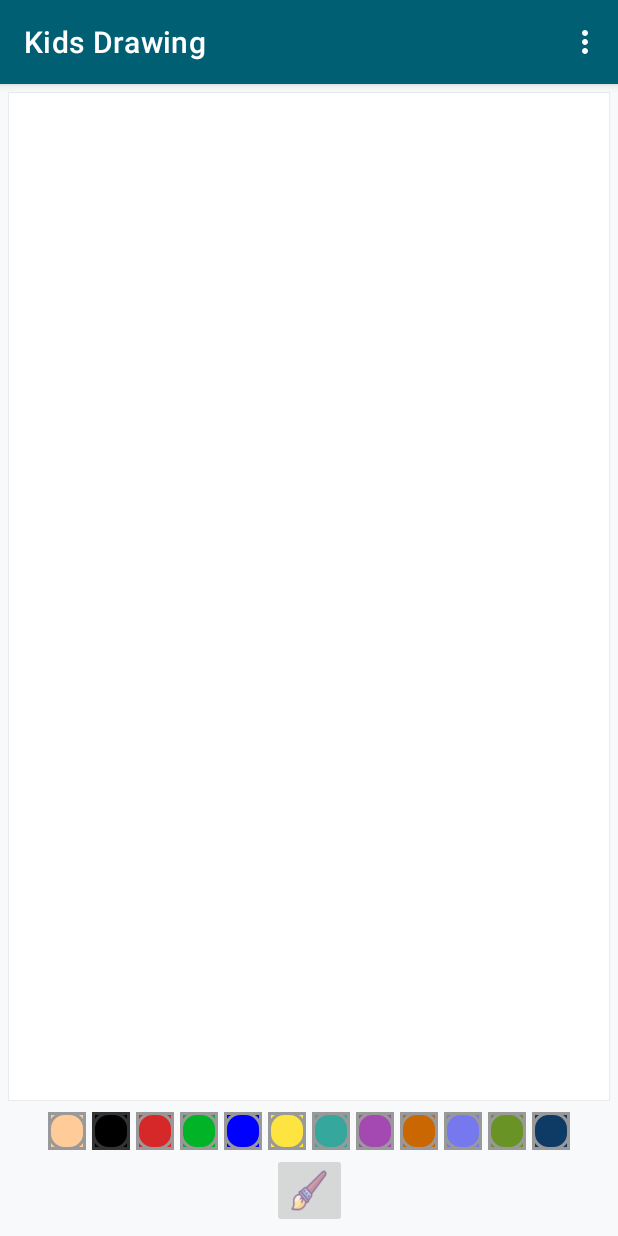
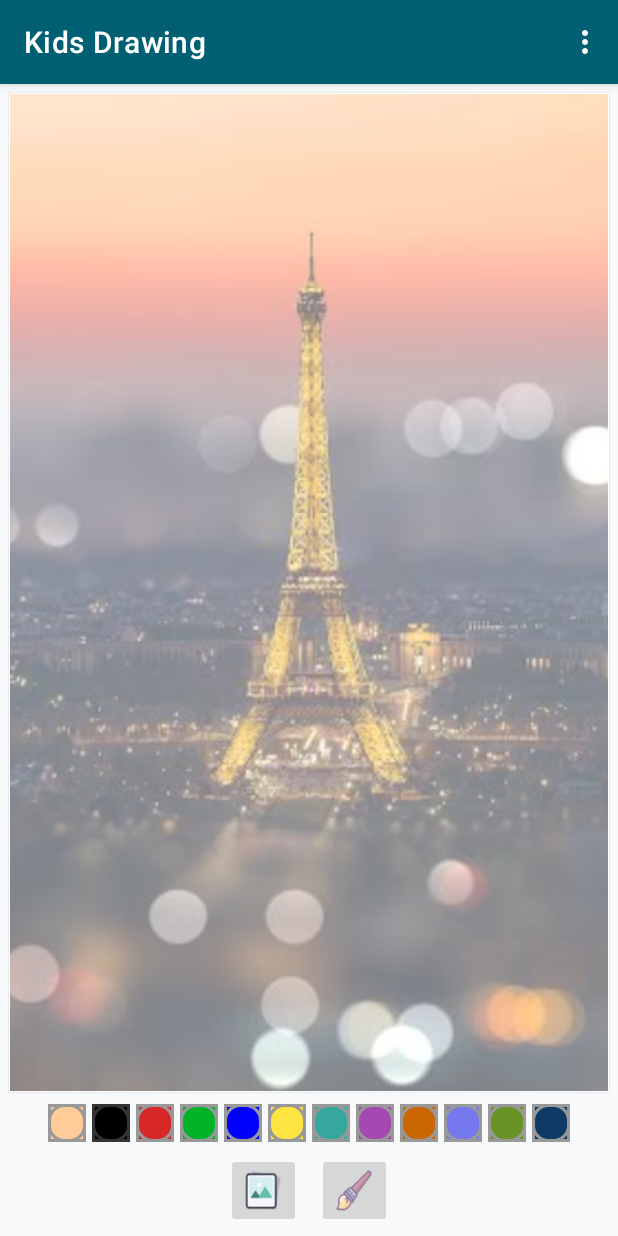
Before and after one commit to Donfreddy/kids-drawing-app, an Android app: the screen it shows after launch (MainActivity), on a phone screen of 412 x 824 dp. Run offline under Robolectric (Android 15) with nearby library versions, the phone set to English and light mode, and no system bars; libraries missing offline, so code that uses them is left out: yuku.ambilwarna; pictures from the network do not load.

```diff
--- a/app/src/main/AndroidManifest.xml
+++ b/app/src/main/AndroidManifest.xml
@@ -2,6 +2,8 @@
 <manifest xmlns:android="http://schemas.android.com/apk/res/android"
   xmlns:tools="http://schemas.android.com/tools"
   package="com.freddydev.kidsdrawing">
+
+  <uses-permission android:name="android.permission.READ_EXTERNAL_STORAGE" />
 
   <application
     android:allowBackup="true"
@@ -12,8 +14,8 @@
     android:theme="@style/Theme.KidsDrawing">
     <activity
       android:name=".MainActivity"
+      android:exported="true"
       android:screenOrientation="portrait"
-      android:exported="true"
       tools:ignore="LockedOrientationActivity">
       <intent-filter>
         <action android:name="android.intent.action.MAIN" />
--- a/app/src/main/java/com/freddydev/kidsdrawing/MainActivity.kt
+++ b/app/src/main/java/com/freddydev/kidsdrawing/MainActivity.kt
@@ -1,6 +1,10 @@
 package com.freddydev.kidsdrawing
 
+import android.Manifest
+import android.app.Activity
+import android.app.AlertDialog
 import android.app.Dialog
+import android.content.Intent
 import android.graphics.Color
 import android.graphics.drawable.ColorDrawable
 import android.os.Bundle
@@ -8,10 +12,11 @@ import android.view.Menu
 import android.view.MenuInflater
 import android.view.MenuItem
 import android.view.View
-import android.widget.ImageButton
-import android.widget.LinearLayout
-import android.widget.Toast
+import android.widget.*
+import androidx.activity.result.ActivityResultLauncher
+import androidx.activity.result.contract.ActivityResultContracts
 import androidx.appcompat.app.AppCompatActivity
+import androidx.core.app.ActivityCompat
 import androidx.core.content.ContextCompat
 import androidx.core.view.get
 import yuku.ambilwarna.AmbilWarnaDialog
@@ -21,15 +26,37 @@ import yuku.ambilwarna.AmbilWarnaDialog.OnAmbilWarnaListener
 /**
  * https://ssaurel.medium.com/learn-to-create-a-paint-application-for-android-5b16968063f8
  */
+@Suppress("DEPRECATION")
 class MainActivity : AppCompatActivity() {
 
   private lateinit var drawingView: DrawingView
   private lateinit var brushBtn: ImageButton
+  private lateinit var galleryBtn: ImageButton
   private lateinit var smallBtn: ImageButton
   private lateinit var mediumBtn: ImageButton
   private lateinit var llPaintColors: LinearLayout
   private lateinit var largeBtn: ImageButton
+  private lateinit var bgImage: ImageView
   private var mImageButtonCurrentPaint: ImageButton? = null
+
+  private val requestPermission: ActivityResultLauncher<Array<String>> =
+    registerForActivityResult(ActivityResultContracts.RequestMultiplePermissions()) { permissions ->
+      permissions.entries.forEach {
+        val permissionName = it.key
+        val isGranted = it.value
+
+        if (isGranted) {
+          chooseImageGallery()
+        } else {
+          if (permissionName == Manifest.permission.READ_EXTERNAL_STORAGE) {
+            showRationaleDialog(
+              "Kids Drawing",
+              "Kids Drawing App needs to Access Your External Storage"
+            )
+          }
+        }
+      }
+    }
 
   override fun onCreate(savedInstanceState: Bundle?) {
     super.onCreate(savedInstanceState)
@@ -38,8 +65,10 @@ class MainActivity : AppCompatActivity() {
     supportActionBar?.setBackgroundDrawable(ColorDrawable(Color.parseColor("#005F73")))
 
     drawingView = findViewById(R.id.drawing_view)
-    brushBtn = findViewById(R.id.brush)
+    brushBtn = findViewById(R.id.ib_brush)
+    galleryBtn = findViewById(R.id.ib_gallery)
     llPaintColors = findViewById(R.id.ll_paint_colors)
+    bgImage = findViewById(R.id.iv_bg)
     mImageButtonCurrentPaint = llPaintColors[1] as ImageButton
 
     // set Image drawable to pallet pressed
@@ -55,6 +84,12 @@ class MainActivity : AppCompatActivity() {
       showBrushDialog()
 
       // openColorPickerDialogue();
+    }
+
+    galleryBtn.setOnClickListener {
+
+      requestStoragePermission()
+
     }
   }
 
@@ -128,6 +163,19 @@ class MainActivity : AppCompatActivity() {
     }
   }
 
+  private fun chooseImageGallery() {
+    val intent = Intent(Intent.ACTION_PICK)
+    intent.type = "image/*"
+    startActivityForResult(intent, IMAGE_CHOOSE)
+  }
+
+  override fun onActivityResult(requestCode: Int, resultCode: Int, data: Intent?) {
+    super.onActivityResult(requestCode, resultCode, data)
+    if (resultCode == Activity.RESULT_OK && requestCode == IMAGE_CHOOSE) {
+      bgImage.setImageURI(data?.data)
+    }
+  }
+
   // https://www.geeksforgeeks.org/how-to-create-a-basic-color-picker-tool-in-android
   private fun openColorPickerDialogue() {
     var defaultColor = Color.parseColor(mImageButtonCurrentPaint?.tag.toString())
@@ -141,4 +189,44 @@ class MainActivity : AppCompatActivity() {
       })
     colorPickerDialogue.show()
   }
+
+  private fun requestStoragePermission() {
+    if (ActivityCompat.shouldShowRequestPermissionRationale(
+        this,
+        Manifest.permission.READ_EXTERNAL_STORAGE
+      )
+    ) {
+      showRationaleDialog("Kids Drawing", "Kids Drawing App needs to Access Your External Storage")
+    } else {
+      requestPermission.launch(arrayOf((Manifest.permission.READ_EXTERNAL_STORAGE)))
+      // Todo: Add writing external permission
+    }
+  }
+
+  /**
+   * Show rational dialog for displaying why the app needs .
+   * Only shown if the user has denied the permission request previously
+   */
+  private fun showRationaleDialog(title: String, message: String) {
+    val builder: AlertDialog.Builder = AlertDialog.Builder(this)
+    builder.setTitle(title).setMessage(message)
+      .setPositiveButton("Cancel") { dialog, _ -> dialog.dismiss() }
+    builder.create().show()
+  }
+
+  /**
+   * Method is used to show the Custom Progress Dialog
+   */
+  private fun customProgressDialog() {
+    val customProgressDialog = Dialog(this)
+
+    customProgressDialog.setContentView(R.layout.dialog_custom_progress)
+
+    customProgressDialog.show()
+  }
+
+  companion object {
+    private const val IMAGE_CHOOSE = 1000;
+    private const val PERMISSION_CODE = 1001;
+  }
 }
--- a/app/src/main/res/layout/activity_main.xml
+++ b/app/src/main/res/layout/activity_main.xml
@@ -7,34 +7,53 @@
   android:background="#F8F9FA"
   tools:context=".MainActivity">
 
-  <com.freddydev.kidsdrawing.DrawingView
-    android:id="@+id/drawing_view"
+  <FrameLayout
+    android:id="@+id/fl_drawing_view_container"
     android:layout_width="0dp"
     android:layout_height="0dp"
     android:layout_margin="5dp"
     android:background="@drawable/bg_drawing_view_layout"
+    android:padding="1dp"
     app:layout_constraintBottom_toTopOf="@id/ll_paint_colors"
     app:layout_constraintLeft_toLeftOf="parent"
     app:layout_constraintRight_toRightOf="parent"
-    app:layout_constraintTop_toTopOf="parent" />
+    app:layout_constraintTop_toTopOf="parent">
+
+    <ImageView
+      android:id="@+id/iv_bg"
+      android:layout_width="match_parent"
+      android:layout_height="match_parent"
+      android:contentDescription="bg_image"
+      android:scaleType="centerCrop"
+      android:src="@drawable/image"
+      tools:ignore="HardcodedText" />
+
+    <com.freddydev.kidsdrawing.DrawingView
+      android:id="@+id/drawing_view"
+      android:layout_width="match_parent"
+      android:layout_height="match_parent"
+      android:background="#80FFFFFF" />
+
+  </FrameLayout>
+
 
   <LinearLayout
     android:id="@+id/ll_paint_colors"
     android:layout_width="wrap_content"
     android:layout_height="wrap_content"
     android:orientation="horizontal"
-    app:layout_constraintBottom_toTopOf="@id/brush"
+    app:layout_constraintBottom_toTopOf="@id/ll_action_btn"
     app:layout_constraintLeft_toLeftOf="parent"
     app:layout_constraintRight_toRightOf="parent"
-    app:layout_constraintTop_toBottomOf="@id/drawing_view">
+    app:layout_constraintTop_toBottomOf="@id/fl_drawing_view_container">
 
     <ImageButton
       android:layout_width="25dp"
       android:layout_height="25dp"
       android:layout_margin="2dp"
-      android:onClick="paintClicked"
       android:background="@color/skin"
       android:contentDescription="color_pallet"
+      android:onClick="paintClicked"
       android:src="@drawable/pallet_normal"
       android:tag="@color/skin"
       tools:ignore="HardcodedText,UsingOnClickInXml" />
@@ -43,9 +62,9 @@
       android:layout_width="25dp"
       android:layout_height="25dp"
       android:layout_margin="2dp"
-      android:onClick="paintClicked"
       android:background="@color/black"
       android:contentDescription="color_pallet"
+      android:onClick="paintClicked"
       android:src="@drawable/pallet_normal"
       android:tag="@color/black"
       tools:ignore="HardcodedText,UsingOnClickInXml" />
@@ -55,8 +74,8 @@
       android:layout_height="25dp"
       android:layout_margin="2dp"
       android:background="@color/red"
+      android:contentDescription="color_pallet"
       android:onClick="paintClicked"
-      android:contentDescription="color_pallet"
       android:src="@drawable/pallet_normal"
       android:tag="@color/red"
       tools:ignore="HardcodedText,UsingOnClickInXml" />
@@ -65,9 +84,9 @@
       android:layout_width="25dp"
       android:layout_height="25dp"
       android:layout_margin="2dp"
-      android:onClick="paintClicked"
       android:background="@color/green"
       android:contentDescription="color_pallet"
+      android:onClick="paintClicked"
       android:src="@drawable/pallet_normal"
       android:tag="@color/green"
       tools:ignore="HardcodedText,UsingOnClickInXml" />
@@ -76,9 +95,9 @@
       android:layout_width="25dp"
       android:layout_height="25dp"
       android:layout_margin="2dp"
-      android:onClick="paintClicked"
       android:background="@color/blue"
       android:contentDescription="color_pallet"
+      android:onClick="paintClicked"
       android:src="@drawable/pallet_normal"
       android:tag="@color/blue"
       tools:ignore="HardcodedText,UsingOnClickInXml" />
@@ -87,9 +106,9 @@
       android:layout_width="25dp"
       android:layout_height="25dp"
       android:layout_margin="2dp"
-      android:onClick="paintClicked"
       android:background="@color/yellow"
       android:contentDescription="color_pallet"
+      android:onClick="paintClicked"
       android:src="@drawable/pallet_normal"
       android:tag="@color/yellow"
       tools:ignore="HardcodedText,UsingOnClickInXml" />
@@ -98,9 +117,9 @@
       android:layout_width="25dp"
       android:layout_height="25dp"
       android:layout_margin="2dp"
-      android:onClick="paintClicked"
       android:background="@color/lollipop"
       android:contentDescription="color_pallet"
+      android:onClick="paintClicked"
       android:src="@drawable/pallet_normal"
       android:tag="@color/lollipop"
       tools:ignore="HardcodedText,UsingOnClickInXml" />
@@ -109,9 +128,9 @@
       android:layout_width="25dp"
       android:layout_height="25dp"
       android:layout_margin="2dp"
-      android:onClick="paintClicked"
       android:background="@color/random"
       android:contentDescription="color_pallet"
+      android:onClick="paintClicked"
       android:src="@drawable/pallet_normal"
       android:tag="@color/random"
       tools:ignore="HardcodedText,UsingOnClickInXml" />
@@ -120,9 +139,9 @@
       android:layout_width="25dp"
       android:layout_height="25dp"
       android:layout_margin="2dp"
-      android:onClick="paintClicked"
       android:background="@color/mahogany"
       android:contentDescription="color_pallet"
+      android:onClick="paintClicked"
       android:src="@drawable/pallet_normal"
       android:tag="@color/mahogany"
       tools:ignore="HardcodedText,UsingOnClickInXml" />
@@ -131,9 +150,9 @@
       android:layout_width="25dp"
       android:layout_height="25dp"
       android:layout_margin="2dp"
-      android:onClick="paintClicked"
       android:background="@color/blueSapphire"
       android:contentDescription="color_pallet"
+      android:onClick="paintClicked"
       android:src="@drawable/pallet_normal"
       android:tag="@color/blueSapphire"
       tools:ignore="HardcodedText,UsingOnClickInXml" />
@@ -142,9 +161,9 @@
       android:layout_width="25dp"
       android:layout_height="25dp"
       android:layout_margin="2dp"
-      android:onClick="paintClicked"
       android:background="@color/greenDark"
       android:contentDescription="color_pallet"
+      android:onClick="paintClicked"
       android:src="@drawable/pallet_normal"
       android:tag="@color/greenDark"
       tools:ignore="HardcodedText,UsingOnClickInXml" />
@@ -153,9 +172,9 @@
       android:layout_width="25dp"
       android:layout_height="25dp"
       android:layout_margin="2dp"
-      android:onClick="paintClicked"
       android:background="@color/darkBlue"
       android:contentDescription="color_pallet"
+      android:onClick="paintClicked"
       android:src="@drawable/pallet_normal"
       android:tag="@color/darkBlue"
       tools:ignore="HardcodedText,UsingOnClickInXml" />
@@ -163,17 +182,36 @@
   </LinearLayout>
 
 
+  <LinearLayout
+    android:id="@+id/ll_action_btn"
+    android:layout_width="match_parent"
+    android:layout_height="wrap_content"
+    android:gravity="center"
+    android:orientation="horizontal"
+    app:layout_constraintBottom_toBottomOf="parent"
+    app:layout_constraintLeft_toLeftOf="parent"
+    app:layout_constraintRight_toRightOf="parent">
+
     <ImageButton
-    android:id="@+id/brush"
+      android:id="@+id/ib_gallery"
+      android:layout_width="50dp"
+      android:layout_height="50dp"
+      android:layout_margin="5dp"
+      android:contentDescription="gallery image"
+      android:scaleType="fitXY"
+      android:src="@drawable/ic_gallery"
+      tools:ignore="HardcodedText" />
+
+    <ImageButton
+      android:id="@+id/ib_brush"
       android:layout_width="50dp"
       android:layout_height="50dp"
       android:layout_margin="5dp"
       android:contentDescription="brush image"
       android:scaleType="fitXY"
       android:src="@drawable/ic_brush"
-    app:layout_constraintBottom_toBottomOf="parent"
-    app:layout_constraintLeft_toLeftOf="parent"
-    app:layout_constraintRight_toRightOf="parent"
       tools:ignore="HardcodedText" />
 
+  </LinearLayout>
+
 </androidx.constraintlayout.widget.ConstraintLayout>
```
Also changed, not shown: app/src/main/res/layout/dialog_custom_progress.xml (added, +23 -0 lines). Lines whose indentation alone changed are shown as unchanged.
